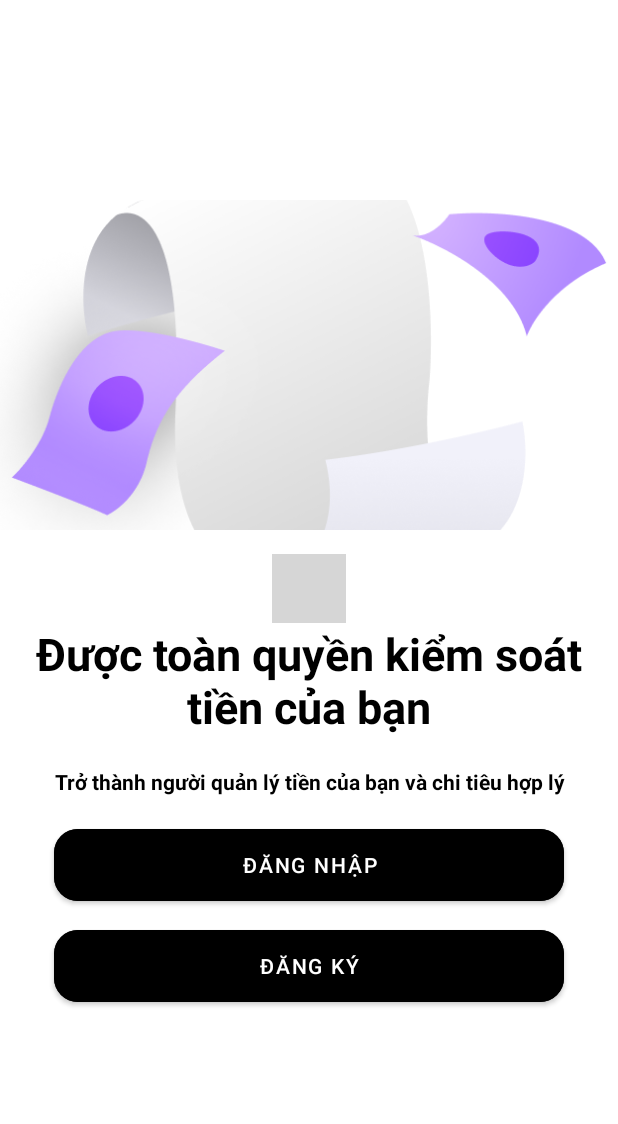
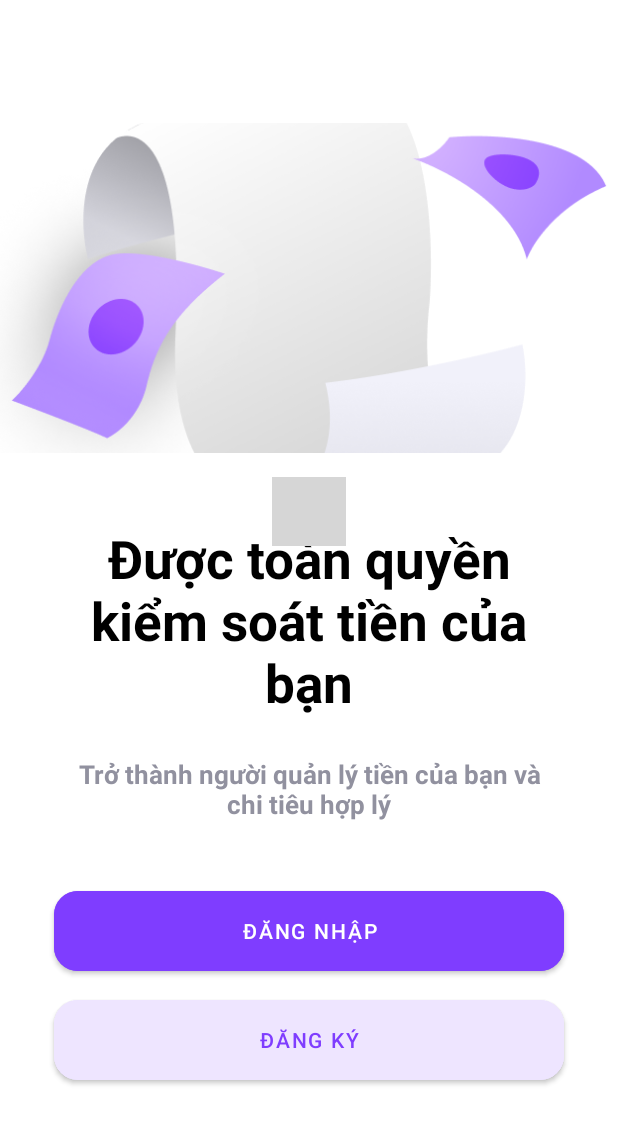
Before and after one commit to nguyendinhduy13/Money-Management, an Android app: the screen it shows after launch (MainActivity), on a phone screen of 412 x 824 dp. Shown: the top 1124 px of the screen. Run offline under Robolectric (Android 15) with nearby library versions, the phone set to English and light mode, and no system bars; libraries missing offline, so code that uses them is left out: me.relex.circleindicator; plain views replace CircleIndicator; 3 statements that could not run were skipped; grey boxes are pictures that could not be loaded.

Commit message:
update welcome screen

```diff
--- a/app/src/main/res/layout/activity_main.xml
+++ b/app/src/main/res/layout/activity_main.xml
@@ -22,44 +22,49 @@
         android:layout_marginTop="16dp" />
 
     <TextView
+        android:layout_marginTop="-15dp"
         android:layout_width="match_parent"
         android:layout_height="wrap_content"
         android:id="@+id/text_v1"
         android:textAlignment="center"
         android:text="Được toàn quyền kiểm soát tiền của bạn"
-        android:textSize="30dp"
+        android:layout_marginHorizontal="40dp"
+        android:textSize="35dp"
         android:textStyle="bold"
         android:textColor="@color/black"
         />
 
     <TextView
-        android:layout_marginTop="20dp"
+        android:layout_marginTop="25dp"
         android:id="@+id/text_v2"
         android:layout_width="match_parent"
         android:layout_height="wrap_content"
         android:text="Trở thành người quản lý tiền của bạn và chi tiêu hợp lý"
+        android:layout_marginHorizontal="50dp"
         android:textAlignment="center"
+        android:textSize="17dp"
         android:textStyle="bold"
-        android:textColor="@color/black"
+        android:textColor="#91919F"
         />
 
     <com.google.android.material.button.MaterialButton
         android:id="@+id/btnLogin"
         android:layout_width="340dp"
-        android:layout_height="60dp"
+        android:layout_height="65dp"
         app:cornerRadius="16dp"
-        android:backgroundTint="@color/black"
+        android:backgroundTint="@color/button"
         android:text="Đăng Nhập"
-        android:layout_marginTop="16dp"
+        android:layout_marginTop="40dp"
         android:layout_marginBottom="7dp"
 
         />
     <com.google.android.material.button.MaterialButton
         android:id="@+id/btnRegister"
         android:layout_width="340dp"
-        android:layout_height="60dp"
+        android:layout_height="65dp"
         app:cornerRadius="16dp"
-        android:backgroundTint="@color/black"
+        android:backgroundTint="@color/button1"
+        android:textColor="@color/button"
         android:text="Đăng Ký"
         android:layout_marginBottom="16dp"
         />
--- a/app/src/main/res/layout/retrieve_layout.xml
+++ b/app/src/main/res/layout/retrieve_layout.xml
@@ -17,9 +17,9 @@
             android:id="@+id/linearitem"
             android:layout_width="65dp"
             android:layout_height="wrap_content"
-            android:orientation="horizontal"
             android:background="@drawable/botron_item"
-            >
+            android:orientation="horizontal">
+
             <ImageView
                 android:id="@+id/imageView"
                 android:layout_width="50dp"
@@ -56,7 +56,7 @@
                     android:id="@+id/amount"
                     android:layout_width="match_parent"
                     android:layout_height="wrap_content"
-                    android:layout_marginLeft="100dp"
+                    android:layout_marginLeft="90dp"
                     android:text="$0"
                     android:textColor="#FD3C4A"
                     android:textSize="18sp"
--- a/app/src/main/res/values/colors.xml
+++ b/app/src/main/res/values/colors.xml
@@ -9,8 +9,10 @@
     <color name="white">#FFFFFFFF</color>
     <color name="blue">#4b5cd6</color>
     <color name="red">#FD3C4A</color>
-    <color name="linear">#fffae5</color>
+    <color name="linear">#FFFBF4</color>
     <color name="purple">#EEE5FF</color>
     <color name="green">#00a859</color>
     <color name="house">#FFF4DF</color>
+    <color name="button">#7F3DFF</color>
+    <color name="button1">#EEE5FF</color>
 </resources>
```
Also changed, not shown: app/src/main/res/drawable/botron_item.xml (+20 -7 lines), app/src/main/res/drawable/layout_bolinearcolor.xml (+21 -9 lines), app/src/main/res/layout/activity_home.xml (+3 -13 lines), app/src/main/res/layout/activity_login.xml (+14 -10 lines), app/src/main/res/layout/retrieve1.xml (+8 -4 lines).
